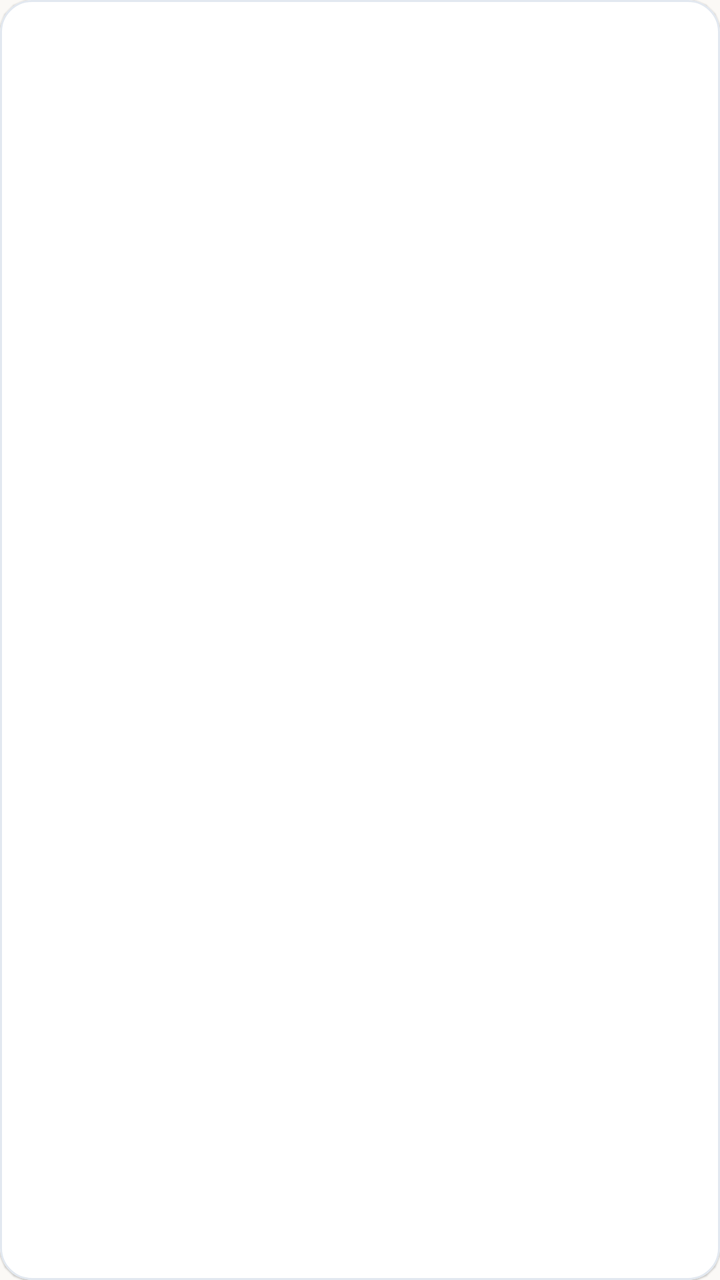
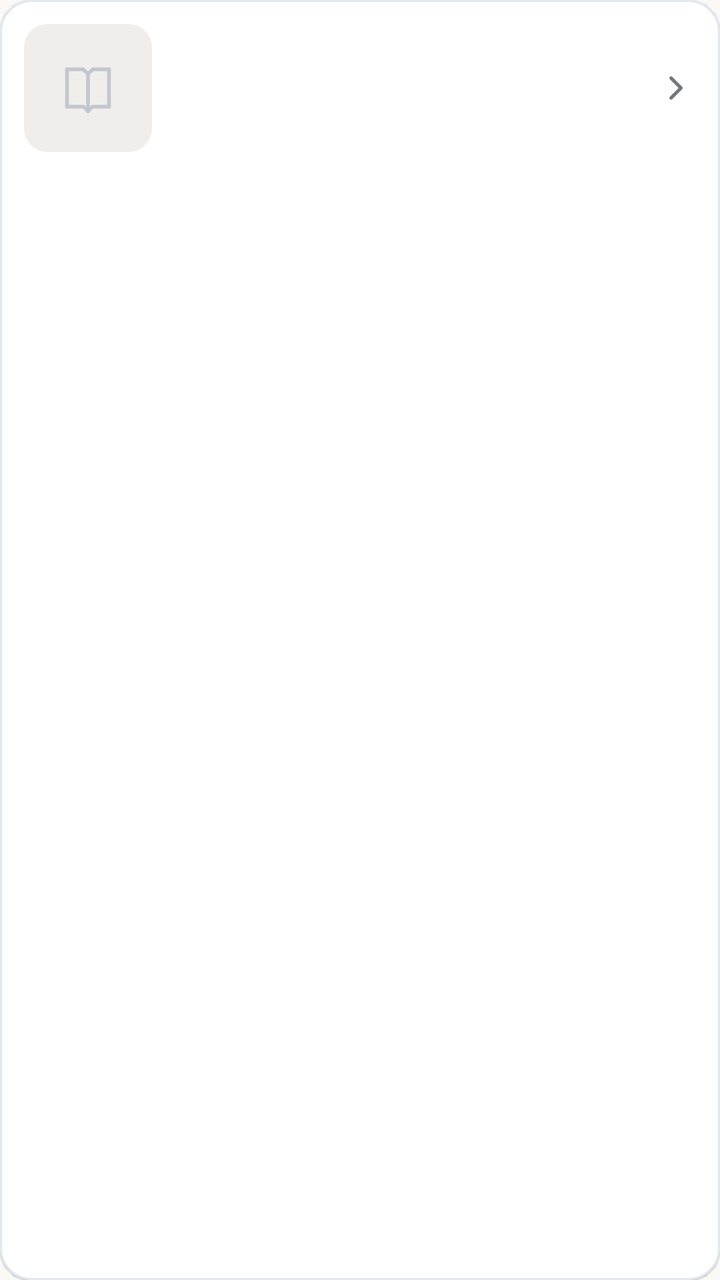

Two renders of the same Android screen: before a commit and after it. Below are the layout's source before the change and the commit's diff.
<!-- AndroidManifest.xml: application theme Theme.WikipediaClient -->
<!-- res/layout/item_search_result.xml -->
<?xml version="1.0" encoding="utf-8"?>
<com.google.android.material.card.MaterialCardView xmlns:android="http://schemas.android.com/apk/res/android"
    xmlns:app="http://schemas.android.com/apk/res-auto"
    android:layout_width="match_parent"
    android:layout_height="wrap_content"
    android:layout_marginStart="@dimen/page_gutter"
    android:layout_marginTop="8dp"
    android:layout_marginEnd="@dimen/page_gutter"
    android:clickable="true"
    android:focusable="true"
    app:cardBackgroundColor="@color/surface_container_lowest"
    app:cardCornerRadius="@dimen/card_radius"
    app:cardElevation="0.5dp"
    app:strokeColor="@color/card_stroke"
    app:strokeWidth="1dp">

    <LinearLayout
        android:layout_width="match_parent"
        android:layout_height="wrap_content"
        android:minHeight="48dp"
        android:orientation="vertical"
        android:padding="14dp">

        <TextView
            android:id="@+id/result_title"
            android:layout_width="match_parent"
            android:layout_height="wrap_content"
            android:fontFamily="serif"
            android:textColor="@color/on_surface"
            android:textSize="16sp"
            android:textStyle="bold" />

        <TextView
            android:id="@+id/result_snippet"
            android:layout_width="match_parent"
            android:layout_height="wrap_content"
            android:layout_marginTop="4dp"
            android:ellipsize="end"
            android:maxLines="3"
            android:textColor="@color/on_surface_variant"
            android:textSize="13sp" />
    </LinearLayout>
</com.google.android.material.card.MaterialCardView>
<!-- resources referenced by this layout -->
<resources>
  <!-- unchanged entries left out for length: 19 -->
</resources>

<!-- the commit's change to res/layout/item_search_result.xml (unified diff, before → after) -->
@@ -1,43 +1,44 @@
 <?xml version="1.0" encoding="utf-8"?>
 <com.google.android.material.card.MaterialCardView xmlns:android="http://schemas.android.com/apk/res/android"
     xmlns:app="http://schemas.android.com/apk/res-auto"
-    android:layout_width="match_parent"
-    android:layout_height="wrap_content"
-    android:layout_marginStart="@dimen/page_gutter"
-    android:layout_marginTop="8dp"
-    android:layout_marginEnd="@dimen/page_gutter"
-    android:clickable="true"
-    android:focusable="true"
-    app:cardBackgroundColor="@color/surface_container_lowest"
-    app:cardCornerRadius="@dimen/card_radius"
-    app:cardElevation="0.5dp"
-    app:strokeColor="@color/card_stroke"
-    app:strokeWidth="1dp">
+    style="@style/Widget.WikiRead.SuggestionCard"
+    android:layout_marginTop="10dp">
 
     <LinearLayout
-        android:layout_width="match_parent"
-        android:layout_height="wrap_content"
-        android:minHeight="48dp"
-        android:orientation="vertical"
-        android:padding="14dp">
+        style="@style/Widget.WikiRead.SuggestionRow"
+        android:minHeight="48dp">
 
-        <TextView
-            android:id="@+id/result_title"
-            android:layout_width="match_parent"
-            android:layout_height="wrap_content"
-            android:fontFamily="serif"
-            android:textColor="@color/on_surface"
-            android:textSize="16sp"
-            android:textStyle="bold" />
+        <com.google.android.material.card.MaterialCardView
+            style="@style/Widget.WikiRead.Thumb"
+            android:layout_width="64dp"
+            android:layout_height="64dp">
 
-        <TextView
-            android:id="@+id/result_snippet"
-            android:layout_width="match_parent"
-            android:layout_height="wrap_content"
-            android:layout_marginTop="4dp"
-            android:ellipsize="end"
-            android:maxLines="3"
-            android:textColor="@color/on_surface_variant"
-            android:textSize="13sp" />
+            <ImageView
+                android:id="@+id/result_thumbnail"
+                style="@style/Widget.WikiRead.ThumbImage" />
+        </com.google.android.material.card.MaterialCardView>
+
+        <LinearLayout
+            style="@style/Widget.WikiRead.SuggestionText"
+            android:layout_marginEnd="4dp">
+
+            <TextView
+                android:id="@+id/result_title"
+                style="@style/Widget.WikiRead.SuggestionTitle"
+                android:layout_marginTop="0dp"
+                android:textSize="16sp" />
+
+            <TextView
+                android:id="@+id/result_snippet"
+                style="@style/Widget.WikiRead.SuggestionSnippet"
+                android:layout_marginTop="4dp"
+                android:maxLines="3" />
+        </LinearLayout>
+
+        <ImageView
+            android:layout_width="20dp"
+            android:layout_height="20dp"
+            android:importantForAccessibility="no"
+            android:src="@drawable/ic_chevron_right" />
     </LinearLayout>
 </com.google.android.material.card.MaterialCardView>
<!-- resource entries referenced after the edit -->
@@ -1,5 +1,97 @@
 <!-- resources referenced by this layout -->
 <resources>
+  <!-- drawable ic_chevron_right (drawable) -->
+  <vector xmlns:android="http://schemas.android.com/apk/res/android"
+      android:width="24dp" android:height="24dp" android:viewportWidth="24" android:viewportHeight="24">
+      <path android:pathData="M9,6L15,12L9,18" android:fillColor="@android:color/transparent"
+          android:strokeColor="@color/outline" android:strokeWidth="2"
+          android:strokeLineCap="round" android:strokeLineJoin="round" />
+  </vector>
+  <style name="Widget.WikiRead.SuggestionCard" parent="">
+          <item name="android:layout_width">match_parent</item>
+          <item name="android:layout_height">wrap_content</item>
+          <item name="android:layout_marginStart">@dimen/page_gutter</item>
+          <item name="android:layout_marginEnd">@dimen/page_gutter</item>
+          <item name="android:clickable">true</item>
+          <item name="android:focusable">true</item>
+          <item name="cardBackgroundColor">@color/surface_container_lowest</item>
+          <item name="cardCornerRadius">@dimen/card_radius</item>
+          <item name="cardElevation">0.5dp</item>
+          <item name="strokeColor">@color/card_stroke</item>
+          <item name="strokeWidth">1dp</item>
+      </style>
+  <style name="Widget.WikiRead.SuggestionRow" parent="">
+          <item name="android:layout_width">match_parent</item>
+          <item name="android:layout_height">wrap_content</item>
+          <item name="android:baselineAligned">false</item>
+          <item name="android:gravity">center_vertical</item>
+          <item name="android:orientation">horizontal</item>
+          <item name="android:padding">12dp</item>
+      </style>
+  <style name="Widget.WikiRead.SuggestionSnippet" parent="">
+          <item name="android:layout_width">match_parent</item>
+          <item name="android:layout_height">wrap_content</item>
+          <item name="android:layout_marginTop">2dp</item>
+          <item name="android:ellipsize">end</item>
+          <item name="android:lineSpacingExtra">1dp</item>
+          <item name="android:maxLines">2</item>
+          <item name="android:textColor">@color/on_surface_variant</item>
+          <item name="android:textSize">13sp</item>
+      </style>
+  <style name="Widget.WikiRead.SuggestionText" parent="">
+          <item name="android:layout_width">0dp</item>
+          <item name="android:layout_height">wrap_content</item>
+          <item name="android:layout_marginStart">14dp</item>
+          <item name="android:layout_weight">1</item>
+          <item name="android:orientation">vertical</item>
+      </style>
+  <style name="Widget.WikiRead.SuggestionTitle" parent="">
+          <item name="android:layout_width">match_parent</item>
+          <item name="android:layout_height">wrap_content</item>
+          <item name="android:layout_marginTop">2dp</item>
+          <item name="android:ellipsize">end</item>
+          <item name="android:fontFamily">serif</item>
+          <item name="android:maxLines">2</item>
+          <item name="android:textColor">@color/primary</item>
+          <item name="android:textSize">17sp</item>
+          <item name="android:textStyle">bold</item>
+      </style>
+  <style name="Widget.WikiRead.Thumb" parent="">
+          <item name="android:layout_width">@dimen/thumb_size</item>
+          <item name="android:layout_height">@dimen/thumb_size</item>
+          <item name="cardCornerRadius">12dp</item>
+          <item name="cardElevation">0dp</item>
+          <item name="strokeWidth">0dp</item>
+          <item name="cardBackgroundColor">@color/surface_container</item>
+      </style>
+  <style name="Widget.WikiRead.ThumbImage" parent="">
+          <item name="android:layout_width">match_parent</item>
+          <item name="android:layout_height">match_parent</item>
+          <item name="android:background">@drawable/bg_thumb_placeholder</item>
+          <item name="android:importantForAccessibility">no</item>
+          <item name="android:scaleType">centerCrop</item>
+      </style>
+  <color name="outline">#74777F</color>
+  <dimen name="thumb_size">76dp</dimen>
+  <!-- drawable bg_thumb_placeholder (drawable) -->
+  <?xml version="1.0" encoding="utf-8"?>
+  <layer-list xmlns:android="http://schemas.android.com/apk/res/android">
+      <item>
+          <shape android:shape="rectangle">
+              <solid android:color="@color/surface_container" />
+          </shape>
+      </item>
+      <item android:width="28dp" android:height="28dp" android:gravity="center"
+          android:drawable="@drawable/ic_book_muted" />
+  </layer-list>
+  <!-- drawable ic_book_muted (drawable) -->
+  <vector xmlns:android="http://schemas.android.com/apk/res/android"
+      android:width="24dp" android:height="24dp" android:viewportWidth="24" android:viewportHeight="24">
+      <path android:pathData="M3,4L10,4L12,6L14,4L21,4L21,20L14,20L12,22L10,20L3,20Z M12,6L12,22" android:fillColor="@android:color/transparent"
+          android:strokeColor="@color/outline_variant" android:strokeWidth="1.6"
+          android:strokeLineCap="round" android:strokeLineJoin="round" />
+  </vector>
+  <color name="outline_variant">#C4C6CF</color>
   <!-- unchanged entries left out for length: 19 -->
 </resources>
 
